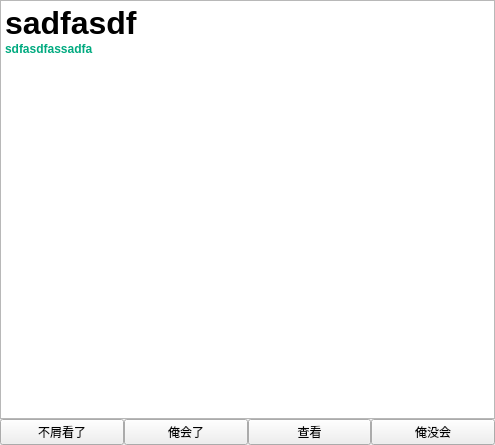
Before: the Qt Designer form Word_Sentence exercise tool/missionpage.ui in ArmoredP1g/WordPass, drawn with Qt 5.
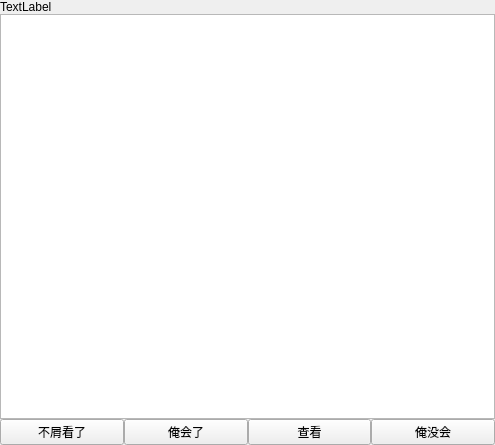
After: the same form once the commit is applied.

What changed in the file:
```diff
--- a/Word_Sentence exercise tool/missionpage.ui
+++ b/Word_Sentence exercise tool/missionpage.ui
@@ -29,6 +29,13 @@
    <property name="bottomMargin">
     <number>0</number>
    </property>
+   <item>
+    <widget class="QLabel" name="label">
+     <property name="text">
+      <string>TextLabel</string>
+     </property>
+    </widget>
+   </item>
    <item>
     <widget class="QTextEdit" name="textEdit">
      <property name="html">
@@ -36,8 +43,7 @@
 &lt;html&gt;&lt;head&gt;&lt;meta name=&quot;qrichtext&quot; content=&quot;1&quot; /&gt;&lt;style type=&quot;text/css&quot;&gt;
 p, li { white-space: pre-wrap; }
 &lt;/style&gt;&lt;/head&gt;&lt;body style=&quot; font-family:'SimSun'; font-size:9pt; font-weight:400; font-style:normal;&quot;&gt;
-&lt;p style=&quot; margin-top:0px; margin-bottom:0px; margin-left:0px; margin-right:0px; -qt-block-indent:0; text-indent:0px;&quot;&gt;&lt;span style=&quot; font-size:24pt; font-weight:600;&quot;&gt;sadfasdf&lt;/span&gt;&lt;/p&gt;
-&lt;p style=&quot; margin-top:0px; margin-bottom:0px; margin-left:0px; margin-right:0px; -qt-block-indent:0; text-indent:0px;&quot;&gt;&lt;span style=&quot; font-weight:600; color:#00aa7f;&quot;&gt;sdfasdfassadfa&lt;/span&gt;&lt;/p&gt;&lt;/body&gt;&lt;/html&gt;</string>
+&lt;p style=&quot;-qt-paragraph-type:empty; margin-top:0px; margin-bottom:0px; margin-left:0px; margin-right:0px; -qt-block-indent:0; text-indent:0px;&quot;&gt;&lt;br /&gt;&lt;/p&gt;&lt;/body&gt;&lt;/html&gt;</string>
      </property>
     </widget>
    </item>
```
